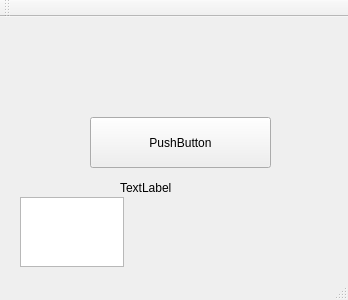
Above: client/tcpclient.ui from shenjian-network/ChatRoom before the change. Below: the same form after it.
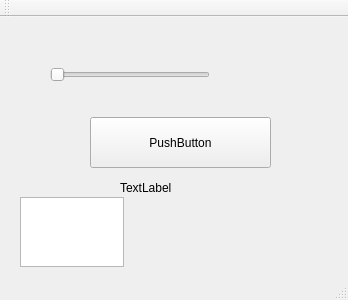
That is the form after the change.

What changed in the file:
```diff
--- a/client/tcpclient.ui
+++ b/client/tcpclient.ui
@@ -53,6 +53,19 @@
      </rect>
     </property>
    </widget>
+   <widget class="QSlider" name="horizontalSlider">
+    <property name="geometry">
+     <rect>
+      <x>50</x>
+      <y>50</y>
+      <width>160</width>
+      <height>16</height>
+     </rect>
+    </property>
+    <property name="orientation">
+     <enum>Qt::Horizontal</enum>
+    </property>
+   </widget>
   </widget>
   <widget class="QMenuBar" name="menuBar">
    <property name="geometry">
```
